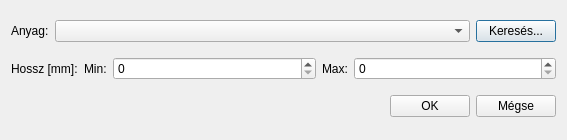
Before: the Qt Designer form view/dialog/materialfinder/MaterialFinderDialog.ui in horvathzoltan/cutplannerpro, drawn with Qt 5.
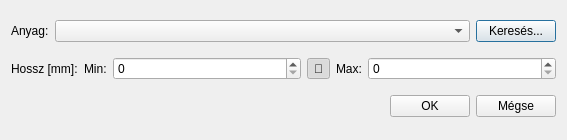
After: the same form once the commit is applied.

```diff
--- a/view/dialog/materialfinder/MaterialFinderDialog.ui
+++ b/view/dialog/materialfinder/MaterialFinderDialog.ui
@@ -49,7 +49,7 @@
       </widget>
      </item>
      <item>
-      <layout class="QHBoxLayout" name="horizontalLayout_2" stretch="0,1,0,1">
+      <layout class="QHBoxLayout" name="horizontalLayout_2" stretch="0,1,0,0,1">
        <item>
         <widget class="QLabel" name="label">
          <property name="text">
@@ -63,7 +63,7 @@
           <number>0</number>
          </property>
          <property name="maximum">
-          <number>100000</number>
+          <number>10000</number>
          </property>
          <property name="value">
           <number>0</number>
@@ -71,14 +71,34 @@
         </widget>
        </item>
        <item>
-        <widget class="QLabel" name="label_2">
+        <widget class="QToolButton" name="btn_Link">
+         <property name="text">
+          <string>🔗</string>
+         </property>
+         <property name="checkable">
+          <bool>true</bool>
+         </property>
+         <property name="checked">
+          <bool>true</bool>
+         </property>
+         <property name="autoRaise">
+          <bool>true</bool>
+         </property>
+        </widget>
+       </item>
+       <item>
+        <widget class="QLabel" name="label_Max">
          <property name="text">
           <string>Max:</string>
          </property>
         </widget>
        </item>
        <item>
-        <widget class="QSpinBox" name="spinBox"/>
+        <widget class="QSpinBox" name="spin_MaxLength">
+         <property name="maximum">
+          <number>10000</number>
+         </property>
+        </widget>
        </item>
       </layout>
      </item>
```
Left out of the diff: 6 changed lines with no effect on the pictures.
